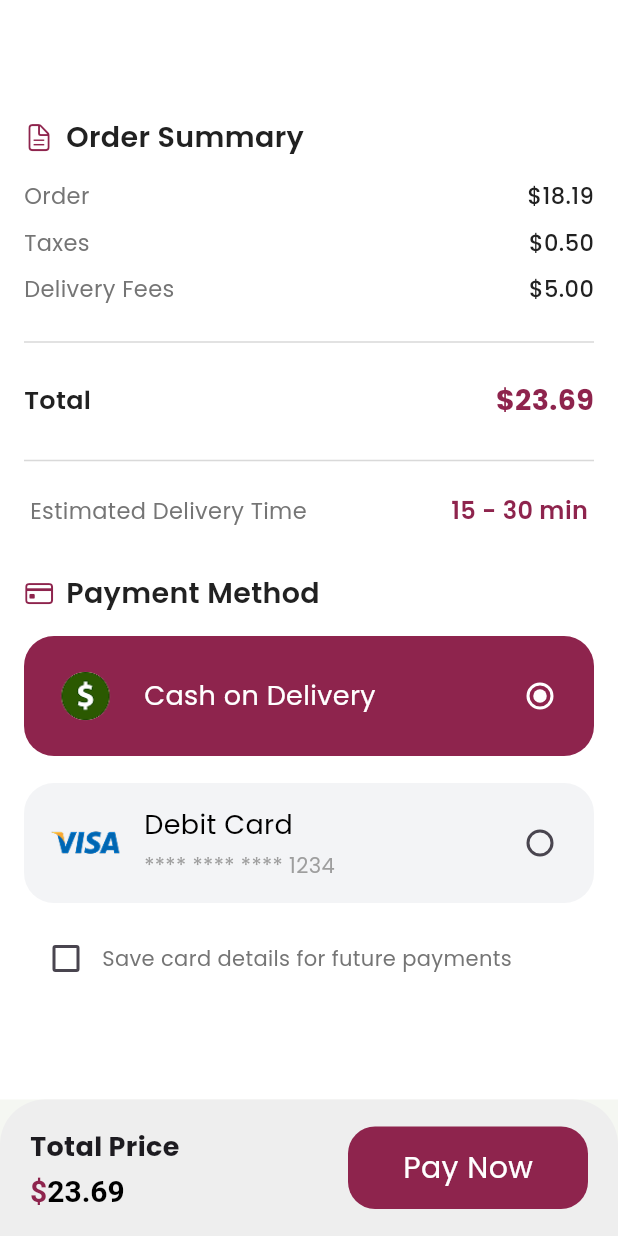
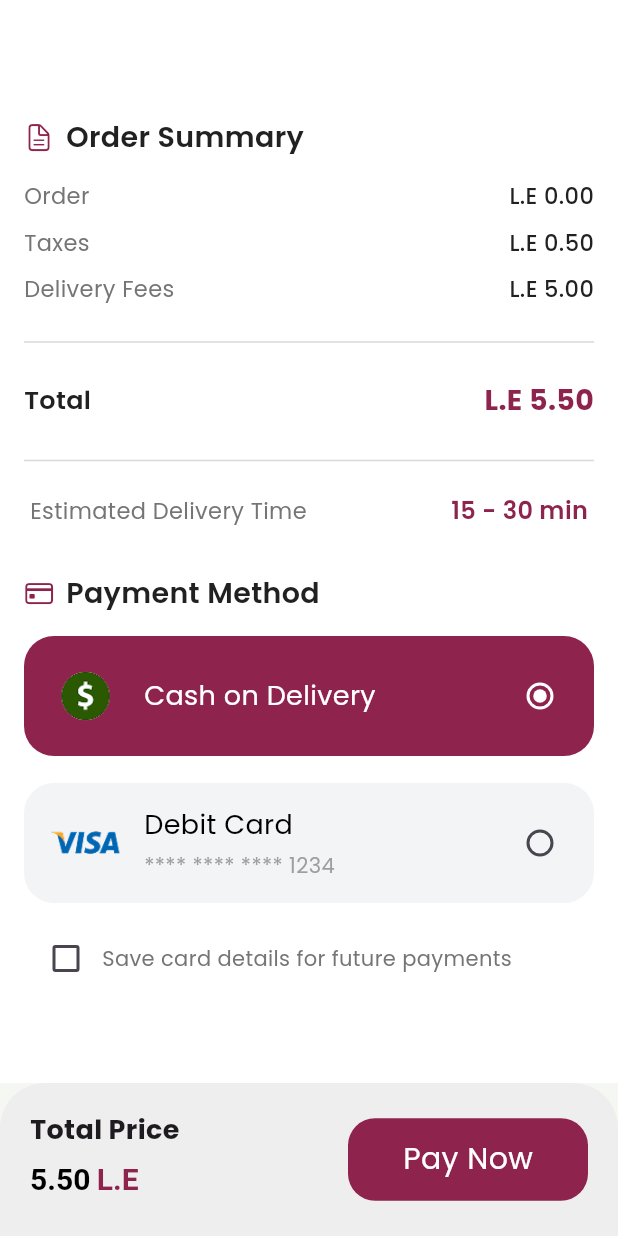
Before and after one commit to eslamwael22/Foodie, a Flutter app: the CheckoutView screen opened by its route, on a phone screen of 412 x 824 dp. Run offline on Flutter 3.47's test engine with Material 3 defaults, Android fonts, the phone set to English and light mode, and no system bars; our stand-ins replace cached_network_image, cloud_firestore, dio, dotted_line, firebase_core, flutter_svg and 6 more; accounts and stored records are empty; network calls fail; project files that could hold a hidden picture were left out.

Commit message:
feat: Enhance cart and checkout functionality; add price overrides and improve UI elements

```diff
--- /dev/null
+++ b/devtools_options.yaml
@@ -0,0 +1,3 @@
+description: This file stores settings for Dart & Flutter DevTools.
+documentation: https://docs.flutter.dev/tools/devtools/extensions#configure-extension-enablement-states
+extensions:
--- a/lib/core/routes/app_routers.dart
+++ b/lib/core/routes/app_routers.dart
@@ -25,8 +25,24 @@ final GoRouter appRouter = GoRouter(
     GoRoute(path: '/Home', builder: (context, state) => HomeView()),
     GoRoute(path: '/Roots', builder: (context, state) => Roots()),
 
-    GoRoute(path: '/Cart', builder: (context, state) => CartView()),
-    GoRoute(path: '/Checkout', builder: (context, state) => CheckoutView()),
+    GoRoute(
+      path: '/Cart',
+      builder: (context, state) {
+        final priceOverrides = state.extra is Map<String, double>
+            ? state.extra as Map<String, double>
+            : <String, double>{};
+        return CartView(priceOverrides: priceOverrides);
+      },
+    ),
+    GoRoute(
+      path: '/Checkout',
+      builder: (context, state) {
+        final cartTotal = state.extra is num
+            ? (state.extra as num).toDouble()
+            : 0.0;
+        return CheckoutView(cartTotal: cartTotal);
+      },
+    ),
     GoRoute(path: '/OrderHistory', builder: (context, state) => Orderhistory()),
   ],
 );
--- a/lib/core/widgets/buttom_sheet.dart
+++ b/lib/core/widgets/buttom_sheet.dart
@@ -55,14 +55,6 @@ class ButtomSheet extends StatelessWidget {
                 text: TextSpan(
                   children: [
                     TextSpan(
-                      text: '\$',
-                      style: TextStyle(
-                        color: AppColors.primary,
-                        fontSize: fontSize ?? 20,
-                        fontWeight: fontWeight ?? FontWeight.bold,
-                      ),
-                    ),
-                    TextSpan(
                       text: price,
                       style: TextStyle(
                         color: color ?? Colors.black,
@@ -70,14 +62,21 @@ class ButtomSheet extends StatelessWidget {
                         fontWeight: fontWeight ?? FontWeight.bold,
                       ),
                     ),
+                    TextSpan(
+                      text: ' L.E',
+                      style: TextStyle(
+                        color: AppColors.primary,
+                        fontSize: fontSize ?? 20,
+                        fontWeight: fontWeight ?? FontWeight.bold,
+                      ),
+                    ),
                   ],
                 ),
               ),
+              const SizedBox(height: 5),
             ],
           ),
-
           const Spacer(),
-
           CustomContanier(
             onTap: onTap,
             text: text,
--- a/lib/features/cart/widgets/checkout_ani.dart
+++ b/lib/features/cart/widgets/checkout_ani.dart
@@ -4,7 +4,9 @@ import 'package:gap/gap.dart';
 import 'package:go_router/go_router.dart';
 
 class AnimatedCheckoutButton extends StatefulWidget {
-  const AnimatedCheckoutButton({super.key});
+  final double totalPrice;
+
+  const AnimatedCheckoutButton({super.key, required this.totalPrice});
 
   @override
   State<AnimatedCheckoutButton> createState() => _AnimatedCheckoutButtonState();
@@ -59,7 +61,7 @@ class _AnimatedCheckoutButtonState extends State<AnimatedCheckoutButton>
 
     if (!mounted) return;
 
-    context.push('/Checkout');
+    context.push('/Checkout', extra: widget.totalPrice);
 
     _controller.reset();
   }
--- a/lib/features/cart/widgets/product_image.dart
+++ b/lib/features/cart/widgets/product_image.dart
@@ -41,7 +41,6 @@ class ProductImage extends StatelessWidget {
         );
       },
 
-      // لو الصورة فشلت
       errorBuilder: (context, error, stackTrace) {
         return const SizedBox(
           height: 100,
--- a/lib/features/checkout/views/checkout_view.dart
+++ b/lib/features/checkout/views/checkout_view.dart
@@ -11,13 +11,17 @@ import 'package:gap/gap.dart';
 import 'package:go_router/go_router.dart';
 
 class CheckoutView extends StatefulWidget {
-  const CheckoutView({super.key});
+  final double cartTotal;
+
+  const CheckoutView({super.key, this.cartTotal = 0});
 
   @override
   State<CheckoutView> createState() => _CheckoutViewState();
 }
 
 class _CheckoutViewState extends State<CheckoutView> {
+  static const double taxes = 0.50;
+  static const double deliveryFees = 5.00;
   bool isChecked = false;
   String selectedPayment = "Cash on Delivery";
   @override
@@ -35,7 +39,11 @@ class _CheckoutViewState extends State<CheckoutView> {
               title: 'Order Summary',
               icon: CupertinoIcons.doc_text,
             ),
-            const OrderSummaryCard(),
+            OrderSummaryCard(
+              orderTotal: widget.cartTotal,
+              taxes: taxes,
+              deliveryFees: deliveryFees,
+            ),
             const Padding(
               padding: EdgeInsets.symmetric(vertical: 14),
               child: Divider(color: AppColors.borderGrey),
@@ -150,7 +158,7 @@ class _CheckoutViewState extends State<CheckoutView> {
                 ),
               );
             },
-            price: '23.69',
+            price: (widget.cartTotal + taxes + deliveryFees).toStringAsFixed(2),
             pricetext: 'Total Price',
             text: 'Pay Now',
           ),
--- a/lib/features/checkout/widgets/order_summary_card.dart
+++ b/lib/features/checkout/widgets/order_summary_card.dart
@@ -4,22 +4,42 @@ import 'package:foodie/features/checkout/widgets/checkout_card.dart';
 import 'package:foodie/features/checkout/widgets/summary_row.dart';
 
 class OrderSummaryCard extends StatelessWidget {
-  const OrderSummaryCard({super.key});
+  final double orderTotal;
+  final double taxes;
+  final double deliveryFees;
+
+  const OrderSummaryCard({
+    super.key,
+    required this.orderTotal,
+    this.taxes = 5.00,
+    this.deliveryFees = 5.00,
+  });
 
   @override
   Widget build(BuildContext context) {
     return CheckoutCard(
       padding: const EdgeInsets.symmetric(horizontal: 18, vertical: 16),
-      child: const Column(
+      child: Column(
         children: [
-          SummaryRow(label: 'Order', value: '\$18.19'),
-          SummaryRow(label: 'Taxes', value: '\$0.50'),
-          SummaryRow(label: 'Delivery Fees', value: '\$5.00'),
-          Padding(
+          SummaryRow(
+            label: 'Order',
+            value: 'L.E ${orderTotal.toStringAsFixed(2)}',
+          ),
+          SummaryRow(label: 'Taxes', value: 'L.E ${taxes.toStringAsFixed(2)}'),
+          SummaryRow(
+            label: 'Delivery Fees',
+            value: 'L.E ${deliveryFees.toStringAsFixed(2)}',
+          ),
+          const Padding(
             padding: EdgeInsets.symmetric(vertical: 12),
             child: Divider(color: AppColors.borderGrey),
           ),
-          SummaryRow(label: 'Total', value: '\$23.69', emphasized: true),
+          SummaryRow(
+            label: 'Total',
+            value:
+                'L.E ${(orderTotal + taxes + deliveryFees).toStringAsFixed(2)}',
+            emphasized: true,
+          ),
         ],
       ),
     );
--- a/lib/features/checkout/widgets/payment_methods.dart
+++ b/lib/features/checkout/widgets/payment_methods.dart
@@ -33,10 +33,7 @@ class PaymentMethods extends StatelessWidget {
     return Padding(
       padding: const EdgeInsets.symmetric(horizontal: 5, vertical: 5),
       child: Material(
-        color: isSelected
-            ? AppColors
-                  .primary // ✅ مختار → لون التطبيق الأساسي
-            : AppColors.white, // ✅ غير مختار → أبيض مع حدود
+        color: isSelected ? AppColors.primary : AppColors.white,
         borderRadius: BorderRadius.circular(20),
         child: InkWell(
           onTap: onTap,
--- a/lib/features/home/widgets/card_item.dart
+++ b/lib/features/home/widgets/card_item.dart
@@ -91,7 +91,7 @@ class _CarditemState extends State<Carditem> {
             Row(
               children: [
                 CustomText(
-                  text: '\EGP${widget.product.price.toStringAsFixed(1)}',
+                  text: '${widget.product.price.toStringAsFixed(1)} L.E',
                   fontSize: 15,
                   fontWeight: FontWeight.bold,
                   color: AppColors.primary,
--- a/lib/features/product_details/widgets/CustomSlider.dart
+++ b/lib/features/product_details/widgets/CustomSlider.dart
@@ -25,7 +25,7 @@ class _CustomSliderState extends State<CustomSlider> {
       ),
       child: Slider(
         min: 0,
-        max: 100,
+        max: 120,
         value: value,
         onChanged: (newValue) {
           setState(() {
```
Also changed, not shown: lib/features/cart/views/cart_view.dart (+50 -9 lines), lib/features/cart/widgets/cart_item.dart (+9 -1 lines), lib/features/product_details/views/product_details.dart (+40 -4 lines).
